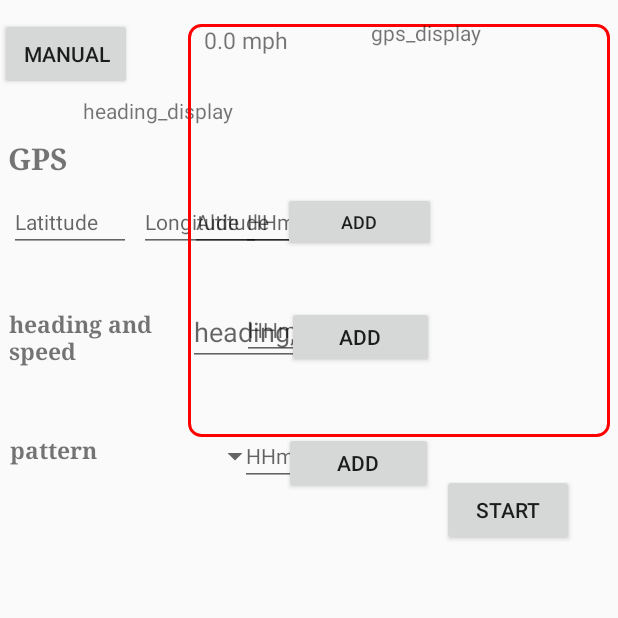
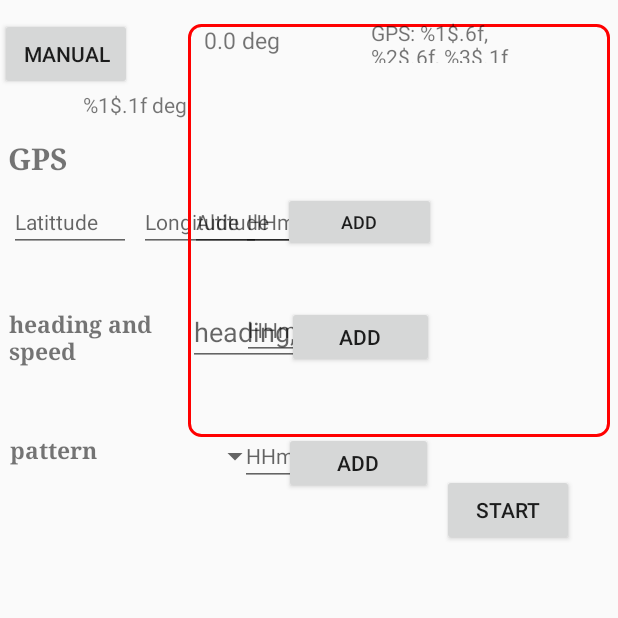
Before and after one commit to craft017/CSUSM-3D-Drone-Software, an Android app: the fragment AutopilotFragment placed in its activity, on a phone screen of 412 x 824 dp, the top half of it. Run offline under Robolectric (Android 15) with nearby library versions, the phone set to English and light mode, and no system bars; libraries missing offline, so code that uses them is left out: androidx.camera.core, androidx.camera.lifecycle, androidx.camera.view; 4 statements that could not run were skipped.

Commit message:
Added skeleton for constant update of headinng and gps inside AutopilotFragment

```diff
--- a/app/src/main/java/com/example/airsimapp/Fragments/AutopilotFragment.java
+++ b/app/src/main/java/com/example/airsimapp/Fragments/AutopilotFragment.java
@@ -20,15 +20,17 @@ import com.example.airsimapp.GPS;
 import com.example.airsimapp.R;
 
 import java.util.Objects;
-import java.util.Timer;
 
 public class AutopilotFragment extends Fragment {
     private static final String TAG = "AutopilotFragment";
     private TextView speedTextView;
+    private TextView headingTextView;
+    private TextView gpsTextView;
     private double currentSpeed = 0.0;
-    private Runnable speedUpdateRunnable;
+    private float currentHeading = 0.0F;
+    private Runnable uiUpdateRunnable;
     public GPS tempGPS;
-    private Handler speedUpdateHandler = new Handler(Looper.getMainLooper());
+    private Handler uiUpdateHandler = new Handler(Looper.getMainLooper());
     private static final long UPDATE_INTERVAL = 1000;
     @Override
     public View onCreateView(LayoutInflater inflater, ViewGroup container,
@@ -70,30 +72,50 @@ public class AutopilotFragment extends Fragment {
 
         // Get a reference to the TextView
         speedTextView = view.findViewById(R.id.speedTextView);
+        headingTextView = view.findViewById(R.id.headingTextView);
+        gpsTextView = view.findViewById(R.id.gpsTextView);
         startSpeedUpdates();
     }
 
-    private void updateSpeedTextView() {
+    private void updateUI() {
         String speedText = getString(R.string.speed_display, currentSpeed);
         speedTextView.setText(speedText);
+        //update heading
+        String headingText = getString(R.string.heading_display, currentHeading);
+        speedTextView.setText(headingText);
+
+        //update GPS
+//        if(//currentGPS != null && get altitude from currentGPS)
+//        ){
+//            String gpsText = getString(R.string.gps_display, tempGPS.getLatitude(), tempGPS.getLongitude(), tempGPS.getAltitude());
+//            gpsTextView.setText(gpsText);
+//        }
     }
     private double getCurrentSpeed() {
         return (UserActivity.getOrchestrator().getAutopilot().getCurrentSpeed());
     }
+    private GPS getCurrentGPS() {
+        return (UserActivity.getOrchestrator().getAutopilot().getCurrentGPS());
+    }
+
+    private float getCurrentHeading() {
+        return (UserActivity.getOrchestrator().getAutopilot().getCurrentHeading());
+    }
     private void startSpeedUpdates() {
-        speedUpdateRunnable = new Runnable() {
+        uiUpdateRunnable = new Runnable() {
             @Override
             public void run() {
                 currentSpeed = getCurrentSpeed();
-                updateSpeedTextView();
-                speedUpdateHandler.postDelayed(this, UPDATE_INTERVAL);
+                currentHeading = getCurrentHeading();
+                updateUI();
+                uiUpdateHandler.postDelayed(this, UPDATE_INTERVAL);
             }
         };
-        speedUpdateHandler.post(speedUpdateRunnable);
+        uiUpdateHandler.post(uiUpdateRunnable);
     }
     private void stopSpeedUpdates() {
-        if(speedUpdateHandler != null && speedUpdateRunnable != null) {
-            speedUpdateHandler.removeCallbacks(speedUpdateRunnable);
+        if(uiUpdateHandler != null && uiUpdateRunnable != null) {
+            uiUpdateHandler.removeCallbacks(uiUpdateRunnable);
         }
     }
     @Override
@@ -108,7 +130,7 @@ public class AutopilotFragment extends Fragment {
                 String[] parts = message.split(",");
                 if (parts.length == 2) {
                     currentSpeed = Double.parseDouble(parts[1]);
-                    requireActivity().runOnUiThread(this::updateSpeedTextView);
+                    requireActivity().runOnUiThread(this::updateUI);
                 }
             } catch (NumberFormatException e) {
                 Log.e("AutopilotFragment", "Failed to parse speed", e);
--- a/app/src/main/res/layout/fragment_autopilot.xml
+++ b/app/src/main/res/layout/fragment_autopilot.xml
@@ -119,15 +119,15 @@
         app:layout_constraintTop_toBottomOf="@+id/textView" />
 
     <TextView
-        android:id="@+id/heading_display"
+        android:id="@+id/headingTextView"
         android:layout_width="108dp"
         android:layout_height="29dp"
-        android:layout_marginTop="4dp"
+        android:layout_marginTop="12dp"
         android:text="@string/heading_display"
         app:layout_constraintEnd_toEndOf="parent"
-        app:layout_constraintHorizontal_bias="0.183"
+        app:layout_constraintHorizontal_bias="0.182"
         app:layout_constraintStart_toStartOf="parent"
-        app:layout_constraintTop_toBottomOf="@id/manualButton" />
+        app:layout_constraintTop_toBottomOf="@+id/speedTextView" />
 
     <Button
         android:id="@+id/manualButton"
@@ -252,7 +252,7 @@
         app:layout_constraintTop_toTopOf="parent" />
 
     <TextView
-        android:id="@+id/gps_display"
+        android:id="@+id/gpsTextView"
         android:layout_width="99dp"
         android:layout_height="30dp"
         android:layout_marginTop="12dp"
--- a/app/src/main/res/values/strings.xml
+++ b/app/src/main/res/values/strings.xml
@@ -15,6 +15,6 @@
     <string name="speed">speed</string>
     <string name="patterns">patterns</string>
     <string name="speed_display">%1$.1f mph</string>
-    <string name="heading_display">heading_display</string>
-    <string name="gps_display">gps_display</string>
+    <string name="heading_display">%1$.1f deg</string>
+    <string name="gps_display">GPS: %1$.6f, %2$.6f, %3$.1f</string>
 </resources>
```
Also changed, not shown: app/src/main/res/layout/fragment_manual.xml (+55 -49 lines).
